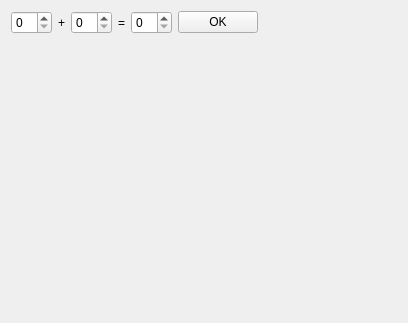
Qt form Qt/my_programm/_For_tests/src/for_tests_mainbox/ui/for_tests_mainbox.ui (RinatB2017/mega_GIT) before a commit.
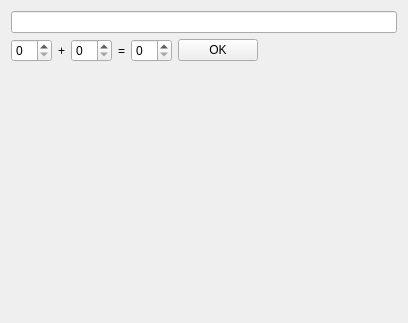
The same form after that commit.

Diff of the .ui file:
```diff
--- a/Qt/my_programm/_For_tests/src/for_tests_mainbox/ui/for_tests_mainbox.ui
+++ b/Qt/my_programm/_For_tests/src/for_tests_mainbox/ui/for_tests_mainbox.ui
@@ -11,6 +11,9 @@
    </rect>
   </property>
   <layout class="QVBoxLayout" name="verticalLayout">
+   <item>
+    <widget class="QLineEdit" name="lineEdit"/>
+   </item>
    <item>
     <layout class="QHBoxLayout" name="horizontalLayout_3">
      <item>
```
